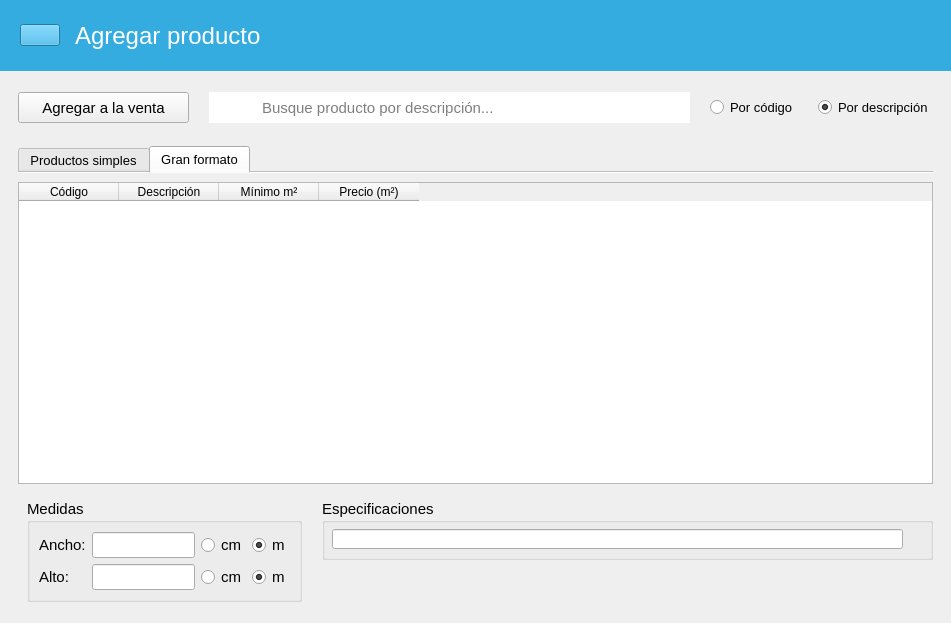
ivanperez-7/printpos, file designer/Ui_AgregarProducto.ui: the form before one commit.
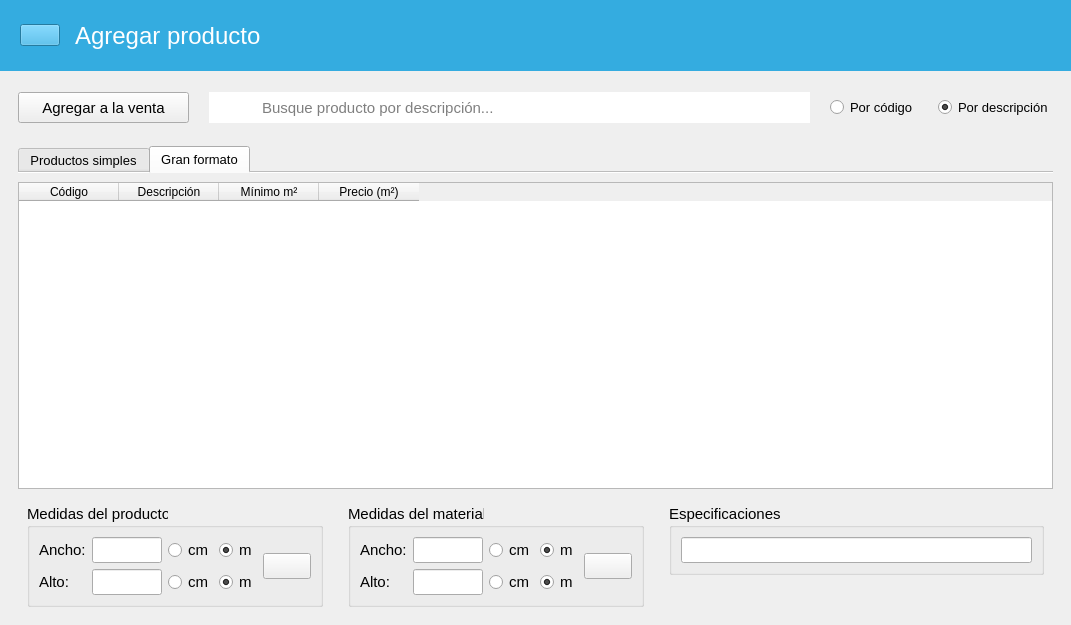
The form after the commit. The open tabs and pages were chosen to show the change. Icons and pictures are not drawn. Custom widgets are drawn as their Qt base class.

What changed in the file:
```diff
--- a/designer/Ui_AgregarProducto.ui
+++ b/designer/Ui_AgregarProducto.ui
@@ -9,8 +9,8 @@
    <rect>
     <x>0</x>
     <y>0</y>
-    <width>951</width>
-    <height>623</height>
+    <width>1071</width>
+    <height>625</height>
    </rect>
   </property>
   <property name="windowTitle">
@@ -417,7 +417,7 @@
               <number>5</number>
              </property>
              <property name="horizontalSpacing">
-              <number>20</number>
+              <number>25</number>
              </property>
              <property name="verticalSpacing">
               <number>12</number>
@@ -595,68 +595,11 @@
             <property name="frameShadow">
              <enum>QFrame::Raised</enum>
             </property>
-            <layout class="QGridLayout" name="gridLayout_2">
-             <property name="rightMargin">
-              <number>0</number>
+            <layout class="QHBoxLayout" name="horizontalLayout_5">
+             <property name="spacing">
+              <number>25</number>
              </property>
-             <property name="bottomMargin">
-              <number>12</number>
-             </property>
-             <property name="horizontalSpacing">
-              <number>20</number>
-             </property>
-             <item row="0" column="1" alignment="Qt::AlignLeft|Qt::AlignTop">
-              <widget class="QGroupBox" name="groupBox_3">
-               <property name="sizePolicy">
-                <sizepolicy hsizetype="Expanding" vsizetype="Expanding">
-                 <horstretch>0</horstretch>
-                 <verstretch>0</verstretch>
-                </sizepolicy>
-               </property>
-               <property name="minimumSize">
-                <size>
-                 <width>611</width>
-                 <height>61</height>
-                </size>
-               </property>
-               <property name="font">
-                <font>
-                 <pointsize>11</pointsize>
-                </font>
-               </property>
-               <property name="title">
-                <string>Especificaciones</string>
-               </property>
-               <widget class="QLineEdit" name="txtNotas_2">
-                <property name="geometry">
-                 <rect>
-                  <x>10</x>
-                  <y>30</y>
-                  <width>571</width>
-                  <height>20</height>
-                 </rect>
-                </property>
-                <property name="sizePolicy">
-                 <sizepolicy hsizetype="Expanding" vsizetype="Preferred">
-                  <horstretch>0</horstretch>
-                  <verstretch>0</verstretch>
-                 </sizepolicy>
-                </property>
-                <property name="font">
-                 <font>
-                  <pointsize>11</pointsize>
-                 </font>
-                </property>
-                <property name="text">
-                 <string/>
-                </property>
-                <property name="readOnly">
-                 <bool>false</bool>
-                </property>
-               </widget>
-              </widget>
-             </item>
-             <item row="0" column="0">
+             <item>
               <widget class="QGroupBox" name="groupBox_4">
                <property name="sizePolicy">
                 <sizepolicy hsizetype="Fixed" vsizetype="Fixed">
@@ -664,61 +607,73 @@
                  <verstretch>0</verstretch>
                 </sizepolicy>
                </property>
-               <property name="minimumSize">
-                <size>
-                 <width>245</width>
-                 <height>89</height>
-                </size>
-               </property>
                <property name="font">
                 <font>
                  <pointsize>11</pointsize>
                 </font>
                </property>
                <property name="title">
-                <string>Medidas</string>
+                <string>Medidas del producto</string>
                </property>
                <layout class="QGridLayout" name="gridLayout_3">
-                <item row="0" column="0">
-                 <widget class="QLabel" name="label_3">
+                <item row="1" column="2">
+                 <widget class="QRadioButton" name="btAltoCm">
                   <property name="font">
                    <font>
                     <pointsize>11</pointsize>
                    </font>
                   </property>
                   <property name="text">
-                   <string>Ancho:</string>
+                   <string>cm</string>
                   </property>
+                  <property name="checked">
+                   <bool>false</bool>
+                  </property>
+                  <property name="autoExclusive">
+                   <bool>true</bool>
+                  </property>
+                  <attribute name="buttonGroup">
+                   <string notr="true">grupoBotonesAlto</string>
+                  </attribute>
+                 </widget>
+                </item>
+                <item row="1" column="3">
+                 <widget class="QRadioButton" name="btAltoM">
+                  <property name="font">
+                   <font>
+                    <pointsize>11</pointsize>
+                   </font>
+                  </property>
+                  <property name="text">
+                   <string>m</string>
+                  </property>
+                  <property name="checked">
+                   <bool>true</bool>
+                  </property>
+                  <property name="autoExclusive">
+                   <bool>true</bool>
+                  </property>
+                  <attribute name="buttonGroup">
+                   <string notr="true">grupoBotonesAlto</string>
+                  </attribute>
                  </widget>
                 </item>
                 <item row="0" column="1">
                  <widget class="QLineEdit" name="txtAncho">
-                  <property name="font">
-                   <font>
-                    <pointsize>11</pointsize>
-                   </font>
+                  <property name="maximumSize">
+                   <size>
+                    <width>70</width>
+                    <height>16777215</height>
+                   </size>
                   </property>
-                 </widget>
-                </item>
-                <item row="0" column="2">
-                 <widget class="QRadioButton" name="btAnchoCm">
                   <property name="font">
                    <font>
                     <pointsize>11</pointsize>
                    </font>
                   </property>
                   <property name="text">
-                   <string>cm</string>
+                   <string/>
                   </property>
-                  <property name="checked">
-                   <bool>false</bool>
-                  </property>
-                  <property name="autoExclusive">
-                   <bool>true</bool>
-                  </property>
-                  <attribute name="buttonGroup">
-                   <string notr="true">buttonGroup</string>
-                  </attribute>
                  </widget>
                 </item>
                 <item row="0" column="3">
@@ -738,24 +693,18 @@
                    <bool>true</bool>
                   </property>
                   <attribute name="buttonGroup">
-                   <string notr="true">buttonGroup</string>
+                   <string notr="true">grupoBotonesAncho</string>
                   </attribute>
                  </widget>
                 </item>
-                <item row="1" column="0">
-                 <widget class="QLabel" name="label_4">
-                  <property name="font">
-                   <font>
-                    <pointsize>11</pointsize>
-                   </font>
-                  </property>
-                  <property name="text">
-                   <string>Alto:</string>
-                  </property>
-                 </widget>
-                </item>
                 <item row="1" column="1">
                  <widget class="QLineEdit" name="txtAlto">
+                  <property name="maximumSize">
+                   <size>
+                    <width>70</width>
+                    <height>16777215</height>
+                   </size>
+                  </property>
                   <property name="font">
                    <font>
                     <pointsize>11</pointsize>
@@ -763,8 +712,90 @@
                   </property>
                  </widget>
                 </item>
+                <item row="0" column="0">
+                 <widget class="QLabel" name="label_3">
+                  <property name="font">
+                   <font>
+                    <pointsize>11</pointsize>
+                   </font>
+                  </property>
+                  <property name="text">
+                   <string>Ancho:</string>
+                  </property>
+                 </widget>
+                </item>
+                <item row="1" column="0">
+                 <widget class="QLabel" name="label_4">
+                  <property name="font">
+                   <font>
+                    <pointsize>11</pointsize>
+                   </font>
+                  </property>
+                  <property name="text">
+                   <string>Alto:</string>
+                  </property>
+                 </widget>
+                </item>
+                <item row="0" column="2">
+                 <widget class="QRadioButton" name="btAnchoCm">
+                  <property name="font">
+                   <font>
+                    <pointsize>11</pointsize>
+                   </font>
+                  </property>
+                  <property name="text">
+                   <string>cm</string>
+                  </property>
+                  <property name="checked">
+                   <bool>false</bool>
+                  </property>
+                  <property name="autoExclusive">
+                   <bool>true</bool>
+                  </property>
+                  <attribute name="buttonGroup">
+                   <string notr="true">grupoBotonesAncho</string>
+                  </attribute>
+                 </widget>
+                </item>
+                <item row="0" column="4" rowspan="2">
+                 <widget class="ClickableIcon" name="btIntercambiarProducto">
+                  <property name="text">
+                   <string/>
+                  </property>
+                  <property name="icon">
+                   <iconset resource="../resources.qrc">
+                    <normaloff>:/img/resources/images/swap.png</normaloff>:/img/resources/images/swap.png</iconset>
+                  </property>
+                 </widget>
+                </item>
+               </layout>
+              </widget>
+             </item>
+             <item>
+              <widget class="QGroupBox" name="groupBox_5">
+               <property name="sizePolicy">
+                <sizepolicy hsizetype="Fixed" vsizetype="Fixed">
+                 <horstretch>0</horstretch>
+                 <verstretch>0</verstretch>
+                </sizepolicy>
+               </property>
+               <property name="minimumSize">
+                <size>
+                 <width>245</width>
+                 <height>89</height>
+                </size>
+               </property>
+               <property name="font">
+                <font>
+                 <pointsize>11</pointsize>
+                </font>
+               </property>
+               <property name="title">
+                <string>Medidas del material</string>
+               </property>
+               <layout class="QGridLayout" name="gridLayout_4">
                 <item row="1" column="2">
-                 <widget class="QRadioButton" name="btAltoCm">
+                 <widget class="QRadioButton" name="btAltoCm_2">
                   <property name="font">
                    <font>
                     <pointsize>11</pointsize>
@@ -780,12 +811,12 @@
                    <bool>true</bool>
                   </property>
                   <attribute name="buttonGroup">
-                   <string notr="true">buttonGroup_2</string>
+                   <string notr="true">grupoBotonesAltoMaterial</string>
                   </attribute>
                  </widget>
                 </item>
                 <item row="1" column="3">
-                 <widget class="QRadioButton" name="btAltoM">
+                 <widget class="QRadioButton" name="btAltoM_2">
                   <property name="font">
                    <font>
                     <pointsize>11</pointsize>
@@ -801,8 +832,168 @@
                    <bool>true</bool>
                   </property>
                   <attribute name="buttonGroup">
-                   <string notr="true">buttonGroup_2</string>
+                   <string notr="true">grupoBotonesAltoMaterial</string>
                   </attribute>
+                 </widget>
+                </item>
+                <item row="0" column="3">
+                 <widget class="QRadioButton" name="btAnchoM_2">
+                  <property name="font">
+                   <font>
+                    <pointsize>11</pointsize>
+                   </font>
+                  </property>
+                  <property name="text">
+                   <string>m</string>
+                  </property>
+                  <property name="checked">
+                   <bool>true</bool>
+                  </property>
+                  <property name="autoExclusive">
+                   <bool>true</bool>
+                  </property>
+                  <attribute name="buttonGroup">
+                   <string notr="true">grupoBotonesAnchoMaterial</string>
+                  </attribute>
+                 </widget>
+                </item>
+                <item row="0" column="2">
+                 <widget class="QRadioButton" name="btAnchoCm_2">
+                  <property name="font">
+                   <font>
+                    <pointsize>11</pointsize>
+                   </font>
+                  </property>
+                  <property name="text">
+                   <string>cm</string>
+                  </property>
+                  <property name="checked">
+                   <bool>false</bool>
+                  </property>
+                  <property name="autoExclusive">
+                   <bool>true</bool>
+                  </property>
+                  <attribute name="buttonGroup">
+                   <string notr="true">grupoBotonesAnchoMaterial</string>
+                  </attribute>
+                 </widget>
+                </item>
+                <item row="0" column="0">
+                 <widget class="QLabel" name="label_5">
+                  <property name="font">
+                   <font>
+                    <pointsize>11</pointsize>
+                   </font>
+                  </property>
+                  <property name="text">
+                   <string>Ancho:</string>
+                  </property>
+                 </widget>
+                </item>
+                <item row="0" column="1">
+                 <widget class="QLineEdit" name="txtAnchoMaterial">
+                  <property name="maximumSize">
+                   <size>
+                    <width>70</width>
+                    <height>16777215</height>
+                   </size>
+                  </property>
+                  <property name="font">
+                   <font>
+                    <pointsize>11</pointsize>
+                   </font>
+                  </property>
+                 </widget>
+                </item>
+                <item row="1" column="1">
+                 <widget class="QLineEdit" name="txtAltoMaterial">
+                  <property name="maximumSize">
+                   <size>
+                    <width>70</width>
+                    <height>16777215</height>
+                   </size>
+                  </property>
+                  <property name="font">
+                   <font>
+                    <pointsize>11</pointsize>
+                   </font>
+                  </property>
+                 </widget>
+                </item>
+                <item row="1" column="0">
+                 <widget class="QLabel" name="label_6">
+                  <property name="font">
+                   <font>
+                    <pointsize>11</pointsize>
+                   </font>
+                  </property>
+                  <property name="text">
+                   <string>Alto:</string>
+                  </property>
+                 </widget>
+                </item>
+                <item row="0" column="4" rowspan="2">
+                 <widget class="ClickableIcon" name="btIntercambiarMaterial">
+                  <property name="text">
+                   <string/>
+                  </property>
+                  <property name="icon">
+                   <iconset resource="../resources.qrc">
+                    <normaloff>:/img/resources/images/swap.png</normaloff>:/img/resources/images/swap.png</iconset>
+                  </property>
+                 </widget>
+                </item>
+               </layout>
+              </widget>
+             </item>
+             <item alignment="Qt::AlignTop">
+              <widget class="QGroupBox" name="groupBox_3">
+               <property name="sizePolicy">
+                <sizepolicy hsizetype="Expanding" vsizetype="Expanding">
+                 <horstretch>0</horstretch>
+                 <verstretch>0</verstretch>
+                </sizepolicy>
+               </property>
+               <property name="minimumSize">
+                <size>
+                 <width>0</width>
+                 <height>61</height>
+                </size>
+               </property>
+               <property name="font">
+                <font>
+                 <pointsize>11</pointsize>
+                </font>
+               </property>
+               <property name="title">
+                <string>Especificaciones</string>
+               </property>
+               <layout class="QVBoxLayout" name="verticalLayout_6">
+                <item alignment="Qt::AlignTop">
+                 <widget class="QLineEdit" name="txtNotas_2">
+                  <property name="sizePolicy">
+                   <sizepolicy hsizetype="Expanding" vsizetype="Preferred">
+                    <horstretch>0</horstretch>
+                    <verstretch>0</verstretch>
+                   </sizepolicy>
+                  </property>
+                  <property name="maximumSize">
+                   <size>
+                    <width>16777215</width>
+                    <height>26</height>
+                   </size>
+                  </property>
+                  <property name="font">
+                   <font>
+                    <pointsize>11</pointsize>
+                   </font>
+                  </property>
+                  <property name="text">
+                   <string/>
+                  </property>
+                  <property name="readOnly">
+                   <bool>false</bool>
+                  </property>
                  </widget>
                 </item>
                </layout>
```
Left out of the diff: 6 changed lines with no effect on the pictures.
